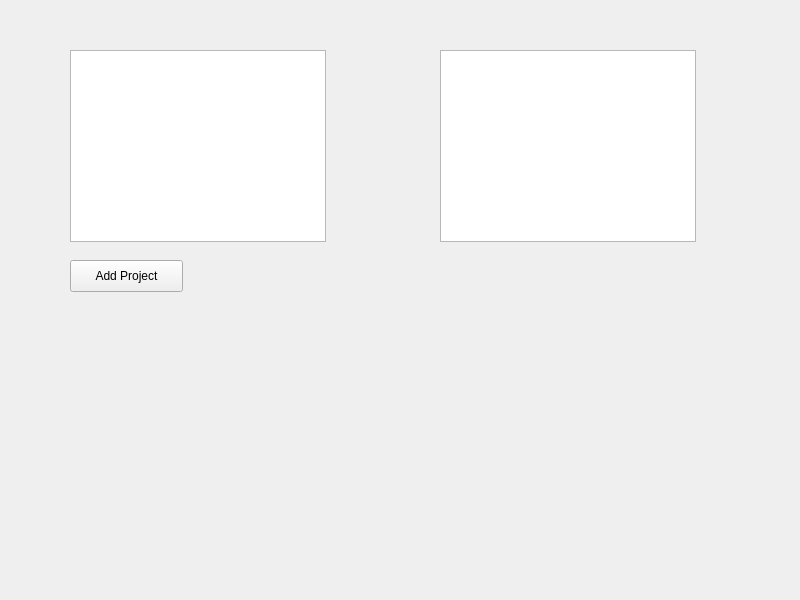
Qt form form.ui (arthuryip723/todoist_linux) before a commit.
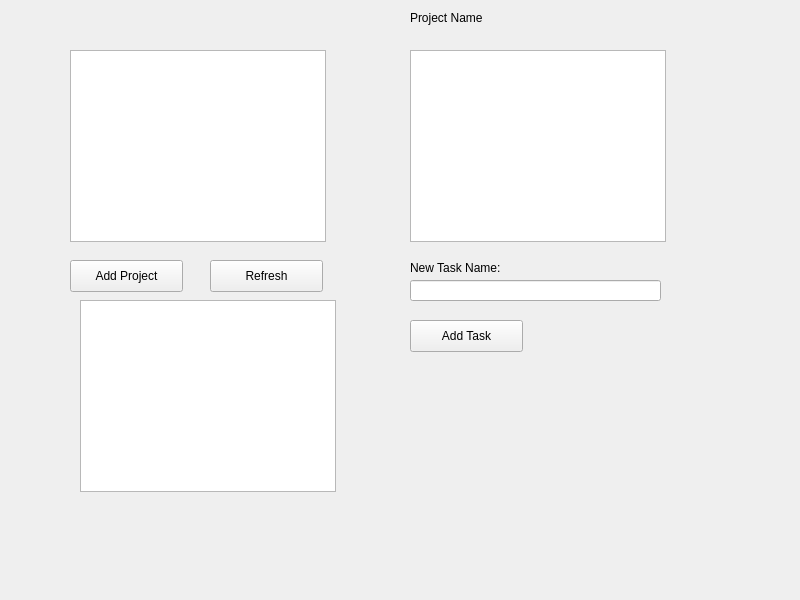
The same form after that commit.

```diff
--- a/form.ui
+++ b/form.ui
@@ -26,8 +26,8 @@
   <widget class="QTextBrowser" name="textBrowser">
    <property name="geometry">
     <rect>
-     <x>440</x>
-     <y>50</y>
+     <x>80</x>
+     <y>300</y>
      <width>256</width>
      <height>192</height>
     </rect>
@@ -46,6 +46,78 @@
     <string>Add Project</string>
    </property>
   </widget>
+  <widget class="QPushButton" name="refreshBtn">
+   <property name="geometry">
+    <rect>
+     <x>210</x>
+     <y>260</y>
+     <width>113</width>
+     <height>32</height>
+    </rect>
+   </property>
+   <property name="text">
+    <string>Refresh</string>
+   </property>
+  </widget>
+  <widget class="QLabel" name="projectName">
+   <property name="geometry">
+    <rect>
+     <x>410</x>
+     <y>10</y>
+     <width>91</width>
+     <height>16</height>
+    </rect>
+   </property>
+   <property name="text">
+    <string>Project Name</string>
+   </property>
+  </widget>
+  <widget class="QListView" name="itemsView">
+   <property name="geometry">
+    <rect>
+     <x>410</x>
+     <y>50</y>
+     <width>256</width>
+     <height>192</height>
+    </rect>
+   </property>
+  </widget>
+  <widget class="QLineEdit" name="taskNameEdit">
+   <property name="geometry">
+    <rect>
+     <x>410</x>
+     <y>280</y>
+     <width>251</width>
+     <height>21</height>
+    </rect>
+   </property>
+  </widget>
+  <widget class="QLabel" name="label">
+   <property name="geometry">
+    <rect>
+     <x>410</x>
+     <y>260</y>
+     <width>121</width>
+     <height>16</height>
+    </rect>
+   </property>
+   <property name="text">
+    <string>New Task Name:</string>
+   </property>
+  </widget>
+  <widget class="QPushButton" name="addTaskButton">
+   <property name="geometry">
+    <rect>
+     <x>410</x>
+     <y>320</y>
+     <width>113</width>
+     <height>32</height>
+    </rect>
+   </property>
+   <property name="text">
+    <string>Add Task</string>
+   </property>
+  </widget>
  </widget>
  <resources/>
  <connections/>
```
Left out of the diff: 2 changed lines with no effect on the pictures.
